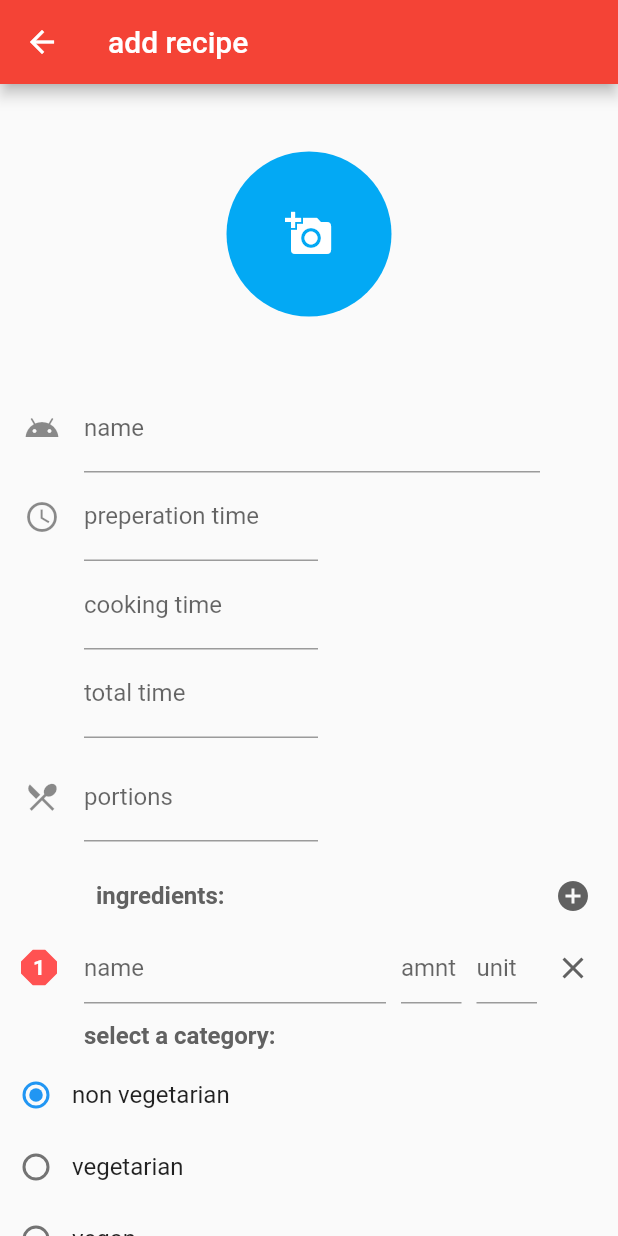
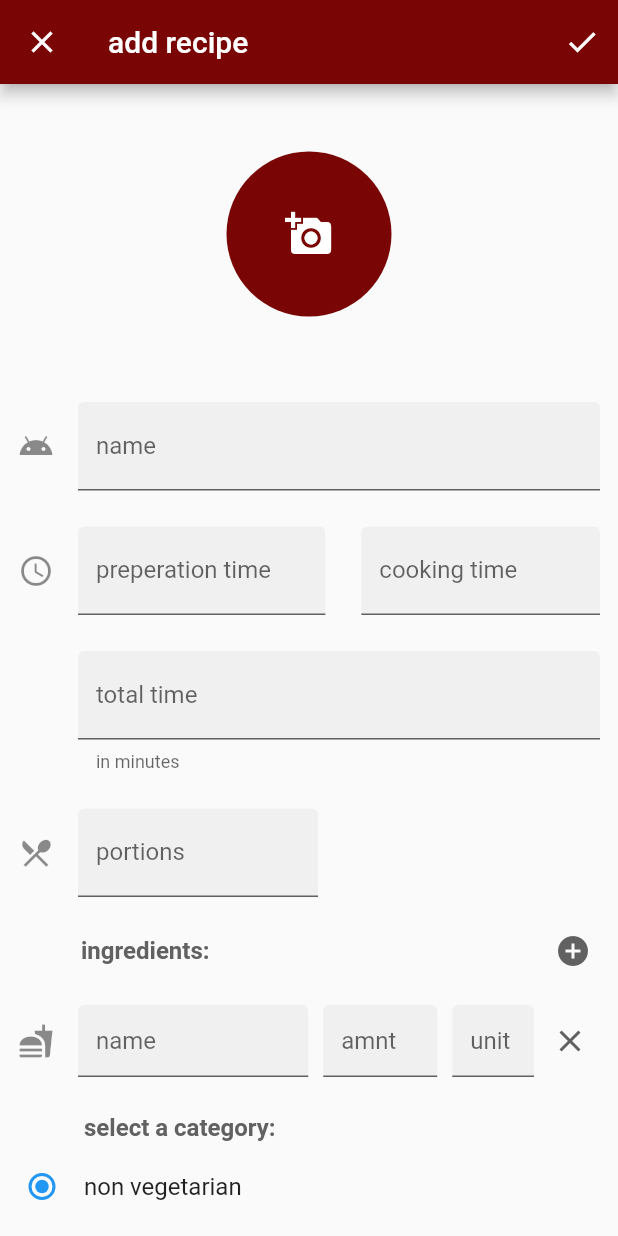
Before and after one commit to DanXCVII/my_recipe_book, a Flutter app: the AddRecipe screen opened by its route, after a tap on the "clear" icon, on a phone screen of 412 x 824 dp. Run offline on Flutter 3.47's test engine with Material 2 defaults, Android fonts, the phone set to English and light mode, and no system bars; our stand-ins replace image_picker.

Commit message:
first version of the layout without saving data implementation

```diff
--- a/lib/main.dart
+++ b/lib/main.dart
@@ -22,7 +22,7 @@ class MyApp extends StatelessWidget {
   Widget build(BuildContext context) {
     return MaterialApp(
       theme: ThemeData(
-        primaryColor: Colors.red, // maybe brown[700]
+        primaryColor: Color(0xFF790604), // maybe brown[700]
          /* canvasColor: Color(0xFF43403D),
          textSelectionColor: Colors.white,
          backgroundColor: Color(0xFF43403D),
@@ -82,7 +82,7 @@ class MyHomePageState extends State<MyHomePage> {
   Widget getFloating(String page) {
     if (page == 'recipes') {
       return FloatingActionButton(
-          backgroundColor: Colors.red,
+          backgroundColor: Color(0xFF790604),
           child: Icon(Icons.add),
           onPressed: () {
             Navigator.pushNamed(context, 'addRecipe');
--- a/lib/recipe_overview/add_recipe.dart
+++ b/lib/recipe_overview/add_recipe.dart
@@ -11,61 +11,99 @@ class AddRecipe extends StatelessWidget {
   Widget build(BuildContext context) {
     return Scaffold(
         appBar: AppBar(
+          leading: IconButton(
+            icon: Icon(Icons.clear),
+            onPressed: () {
+              Navigator.pop(context);
+            },
+          ),
           title: Text('add recipe'),
+          actions: <Widget>[
+            IconButton(
+              icon: Icon(Icons.check),
+              onPressed: () {
+                // TODO: Implement save recipt functionality
+              },
+            )
+          ],
         ),
-        body: ListView(
-          children: <Widget>[
+        body: ListView(children: <Widget>[
+          // top section with the add image button
           ImageSelector(),
+          // name textField
           Padding(
-              padding: const EdgeInsets.only(left: 16, right: 52),
+            padding: const EdgeInsets.all(12.0),
             child: TextField(
               decoration: InputDecoration(
+                filled: true,
                 labelText: 'name',
                 icon: Icon(Icons.android),
               ),
             ),
           ),
-            Padding(
-              padding: const EdgeInsets.only(left: 16, right: 200),
+          // time textFields
+          Row(
+            children: <Widget>[
+              Expanded(
+                flex: 5,
+                child: Padding(
+                  padding: const EdgeInsets.all(12.0),
                   child: TextField(
+                    keyboardType: TextInputType.number,
                     decoration: InputDecoration(
+                      filled: true,
                       labelText: 'preperation time',
                       icon: Icon(Icons.access_time),
-              )),
-            ),
-            Padding(
-              padding: const EdgeInsets.only(left: 56, right: 200),
-              child: TextField(
-                decoration: InputDecoration(
-                  labelText: 'cooking time',
                     ),
                   ),
                 ),
+              ),
+              Expanded(
+                flex: 4,
+                child: Padding(
+                  padding: const EdgeInsets.all(12),
+                  child: TextField(
+                    keyboardType: TextInputType.number,
+                    decoration: InputDecoration(
+                      filled: true,
+                      labelText:
+                          'cooking time', // TODO: Maybe change name to something which isn't so much related to cooking with heat
+                    ),
+                  ),
+                ),
+              ),
+            ],
+          ),
           Padding(
-              padding: const EdgeInsets.only(left: 56, right: 200),
+            padding:
+                const EdgeInsets.only(left: 52, top: 12, right: 12, bottom: 12),
             child: TextField(
+              keyboardType: TextInputType.number,
               decoration: InputDecoration(
+                helperText: 'in minutes',
+                filled: true,
                 labelText: 'total time',
               ),
             ),
           ),
-            SizedBox(
-              height: 10,
-            ),
+          // portions textField
           Padding(
-              padding: const EdgeInsets.only(left: 16, right: 200),
+            padding: const EdgeInsets.only(
+                left: 12, top: 12, bottom: 12, right: 200),
             child: TextField(
               keyboardType: TextInputType.number,
               decoration: InputDecoration(
+                filled: true,
                 labelText: 'portions',
                 icon: Icon(Icons.local_dining),
               ),
             ),
           ),
+          // ingredients heading with the textFields
           IngredientSection(),
-            SizedBox(height: 12),
+          // category for vegetarian heading
           Padding(
-             padding: const EdgeInsets.only(left: 56),
+            padding: const EdgeInsets.only(left: 56, top: 12),
             child: Text(
               'select a category:',
               style: TextStyle(
@@ -74,23 +112,58 @@ class AddRecipe extends StatelessWidget {
                   color: Colors.grey[700]),
             ),
           ),
-
+          // category for radio buttons for vegetarian selector
           Vegetarian(),
+          // heading with textFields for steps section
           StepsSection(),
+          // notes textField
           Padding(
-              padding: const EdgeInsets.only(
-                  right: 53, top: 12, left: 18, bottom: 12),
+            padding:
+                const EdgeInsets.only(right: 53, top: 12, left: 18, bottom: 12),
             child: TextField(
               decoration: InputDecoration(
                 labelText: 'notes',
-                  border: OutlineInputBorder(),
+                filled: true,
                 icon: Icon(Icons.assignment),
               ),
               maxLines: 3,
             ),
+          ),
+          // heading for the subcategory selector section
+          Padding(
+              padding: const EdgeInsets.only(left: 54, right: 6, top: 12),
+              child: Row(
+                mainAxisAlignment: MainAxisAlignment.spaceBetween,
+                children: <Widget>[
+                  // TODO: Add button to add a new category
+                  Text(
+                    'select subcategories:',
+                    style: TextStyle(
+                        fontWeight: FontWeight.bold,
+                        fontSize: 16,
+                        color: Colors.grey[700]),
+                  ),
+                ],
+              )),
+          // category chips
+          Padding(
+            padding: const EdgeInsets.all(16.0),
+            child: Container(
+              child: Wrap(
+                spacing: 5.0,
+                runSpacing: 3.0,
+                children: <Widget>[
+                  MyFilterChip(chipName: "meat"),
+                  MyFilterChip(chipName: "salat"),
+                  MyFilterChip(chipName: "noodles"),
+                  MyFilterChip(chipName: "salat"),
+                  MyFilterChip(chipName: "breakfast"),
+                  MyFilterChip(chipName: "rice"),
+                ],
+              ),
+            ),
           )
-          ],
-        ));
+        ]));
   }
 }
 
@@ -104,72 +177,56 @@ class IngredientSection extends StatefulWidget {
 class _IngredientSectionState extends State<IngredientSection> {
   int _count = 1;
 
+  // returns a list of the Rows
   List<Widget> getIngredientFields() {
     List<Widget> output = [];
 
     for (int i = 0; i < _count; i++) {
-      output.add(Row(
+      output.add(Padding(
+        padding: const EdgeInsets.fromLTRB(12.0, 12.0, 8, 12),
+        child: Row(
           children: <Widget>[
-          SizedBox(
-            width: 14,
-          ),
-          Padding(
-            padding: const EdgeInsets.only(right: 18.0),
-            child: ClipPath(
-              clipper: CustomIngredientsClipper(),
-              child: Container(
-                width: 24,
-                height: 24,
-                child: Center(
-                  child: Text(
-                    '${i + 1}',
-                    style: TextStyle(
-                        fontWeight: FontWeight.bold, color: Colors.white),
-                  ),
-                ),
-                color: Colors.redAccent,
+            Expanded(
+              flex: 9,
+              child: TextField(
+                decoration: InputDecoration(
+                  icon: Icon(Icons.fastfood),
+                  hintText: 'name',
+                  filled: true,
                 ),
               ),
             ),
             Expanded(
               flex: 4,
-            child: TextField(
-              decoration: InputDecoration(
-                hintText: 'name',
-              ),
-            ),
-          ),
-          Expanded(
-            flex: 1,
               child: Padding(
                 padding: const EdgeInsets.only(left: 10),
                 child: TextField(
                   keyboardType: TextInputType.number,
                   decoration: InputDecoration(
+                    filled: true,
                     hintText: 'amnt',
                   ),
                 ),
               ),
             ),
             Expanded(
-            flex: 1,
+              flex: 3,
               child: Padding(
                 padding: const EdgeInsets.only(left: 10),
                 child: TextField(
                   decoration: InputDecoration(
+                    filled: true,
                     hintText: 'unit',
                   ),
                 ),
               ),
             ),
-          Padding(
-            padding: const EdgeInsets.only(right: 6.0),
-            child: IconButton(
+            IconButton(
               icon: Icon(Icons.clear),
               onPressed: () {},
             ),
+          ],
         ),
-        ],
       ));
     }
     return output;
@@ -180,19 +237,16 @@ class _IngredientSectionState extends State<IngredientSection> {
     Column _ingredients = Column(
       children: <Widget>[
         Padding(
-          padding: const EdgeInsets.only(left: 56, right: 6, top: 12),
+          padding: const EdgeInsets.only(left: 54, right: 6),
           child: Row(
             mainAxisAlignment: MainAxisAlignment.spaceBetween,
             children: <Widget>[
-              Padding(
-                padding: const EdgeInsets.all(8.0),
-                child: Text(
+              Text(
                 'ingredients:',
                 style: TextStyle(
                     fontWeight: FontWeight.bold,
                     fontSize: 16,
                     color: Colors.grey[700]),
-                ),
               ),
               IconButton(
                 icon: Icon(
@@ -225,6 +279,8 @@ class StepsSection extends StatefulWidget {
 class StepsSectionState extends State<StepsSection> {
   int _count = 1;
 
+  /// returns a list of Rows (inside the padding) in which
+  /// you can write your steps description.
   List<Widget> getIngredientFields() {
     List<Widget> output = [];
 
@@ -237,7 +293,7 @@ class StepsSectionState extends State<StepsSection> {
           Padding(
             padding: const EdgeInsets.only(right: 17.0),
             child: ClipPath(
-              clipper: CustomStepsClipper(),
+              clipper: CustomIngredientsClipper(),
               child: Container(
                 width: 26,
                 height: 26,
@@ -248,7 +304,7 @@ class StepsSectionState extends State<StepsSection> {
                         fontWeight: FontWeight.bold, color: Colors.white),
                   ),
                 ),
-                color: Color(0xFF9C27B0),
+                color: Color(0xFF790604),
               ),
             ),
           ),
@@ -259,10 +315,10 @@ class StepsSectionState extends State<StepsSection> {
               child: TextFormField(
                 keyboardType: TextInputType.multiline,
                 decoration: InputDecoration(
-                  border: OutlineInputBorder(),
+                  filled: true,
                   hintText: 'description',
                 ),
-                maxLines: 4,
+                maxLines: null,
               ),
             ),
           ),
@@ -279,6 +335,7 @@ class StepsSectionState extends State<StepsSection> {
     return output;
   }
 
+  // builds the steps section with it's corresponding heading
   @override
   Widget build(BuildContext context) {
     Column _ingredients = Column(
@@ -314,6 +371,7 @@ class StepsSectionState extends State<StepsSection> {
   }
 }
 
+// Widget for the radio buttons (vegetarian, vegan, etc.)
 class Vegetarian extends StatefulWidget {
   State<StatefulWidget> createState() {
     return _VegetarianState();
@@ -347,31 +405,49 @@ class _VegetarianState extends State<Vegetarian> {
           mainAxisAlignment: MainAxisAlignment.center,
           children: <Widget>[
             Row(children: <Widget>[
-              Radio(
+              Padding(
+                padding: const EdgeInsets.only(left: 4.0, right: 4.0),
+                child: Radio(
                   value: 0,
                   groupValue: _radioValue,
                   onChanged: _handleRadioValueChange,
                 ),
-              Text('non vegetarian', style: TextStyle(fontSize: 16),),
+              ),
+              Text(
+                'non vegetarian',
+                style: TextStyle(fontSize: 16),
+              ),
             ]),
             Row(
               children: <Widget>[
-                Radio(
+                Padding(
+                  padding: const EdgeInsets.only(left: 4.0, right: 4.0),
+                  child: Radio(
                     value: 1,
                     groupValue: _radioValue,
                     onChanged: _handleRadioValueChange,
                   ),
-                Text('vegetarian', style: TextStyle(fontSize: 16),),
+                ),
+                Text(
+                  'vegetarian',
+                  style: TextStyle(fontSize: 16),
+                ),
               ],
             ),
             Row(
               children: <Widget>[
-                Radio(
+                Padding(
+                  padding: const EdgeInsets.only(left: 4.0, right: 4.0),
+                  child: Radio(
                     value: 2,
                     groupValue: _radioValue,
                     onChanged: _handleRadioValueChange,
                   ),
-                Text('vegan', style: TextStyle(fontSize: 16),),
+                ),
+                Text(
+                  'vegan',
+                  style: TextStyle(fontSize: 16),
+                ),
               ],
             )
           ]),
@@ -379,6 +455,7 @@ class _VegetarianState extends State<Vegetarian> {
   }
 }
 
+// clips a shape with 8 edges
 class CustomIngredientsClipper extends CustomClipper<Path> {
   Path getClip(Size size) {
     final Path path = Path();
@@ -397,6 +474,7 @@ class CustomIngredientsClipper extends CustomClipper<Path> {
   bool shouldReclip(CustomIngredientsClipper oldClipper) => false;
 }
 
+// clips a diamond shape
 class CustomStepsClipper extends CustomClipper<Path> {
   Path getClip(Size size) {
     final Path path = Path();
@@ -490,14 +568,52 @@ class ImageSelectorState extends State<ImageSelector> {
                 height: 110,
                 decoration: BoxDecoration(
                   shape: BoxShape.circle,
-                  color: Colors.lightBlue,
+                  color: Color(0xFF790604),
                 ),
               )
-            : Image.file(
+            : ClipRRect(
+                borderRadius: BorderRadius.circular(100),
+                child: Container(
+                  child: Image.file(
                     pictureFile,
                     fit: BoxFit.cover,
                   ),
+                  width: 110,
+                  height: 110,
+                  decoration: BoxDecoration(
+                    shape: BoxShape.circle,
+                  ),
+                )),
       ),
     );
   }
 }
+
+// creates a filterClip with the given name
+class MyFilterChip extends StatefulWidget {
+  final String chipName;
+
+  MyFilterChip({Key key, this.chipName});
+
+  @override
+  State<StatefulWidget> createState() {
+    return MyFilterChipState();
+  }
+}
+
+class MyFilterChipState extends State<MyFilterChip> {
+  bool _isSelected = false;
+
+  @override
+  Widget build(BuildContext context) {
+    return FilterChip(
+      label: Text(widget.chipName),
+      selected: _isSelected,
+      onSelected: (isSelected) {
+        setState(() {
+          _isSelected = isSelected;
+        });
+      },
+    );
+  }
+}
```
Lines whose indentation alone changed are shown as unchanged.
